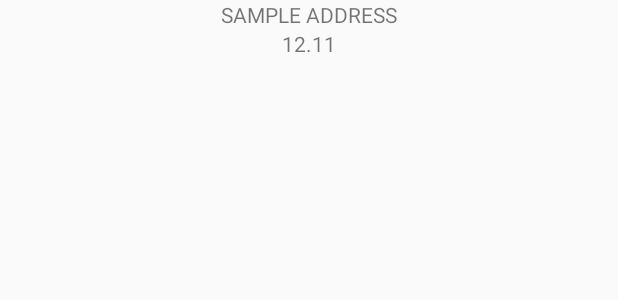
After one commit to yashleo21/LocationSample, an Android app: the layout location_log_item.xml on its own in the app's theme, with its tools: preview values and no code run, on a phone screen of 412 x 824 dp. The commit adds this screen. Shown: the top 300 px of the screen. Run offline under Robolectric (Android 15) with nearby library versions, the phone set to English and light mode, and no system bars.

Commit message:
Added a RecyclerView to display location logs

```diff
--- /dev/null
+++ b/app/src/main/java/com/emre1s/firstktapp/LocationLog.kt
@@ -0,0 +1,3 @@
+package com.emre1s.firstktapp
+
+data class LocationLog(val latitude: String, val longitude: String, val address: String)
--- /dev/null
+++ b/app/src/main/res/layout/location_log_item.xml
@@ -0,0 +1,43 @@
+<?xml version="1.0" encoding="utf-8"?>
+<LinearLayout xmlns:android="http://schemas.android.com/apk/res/android" xmlns:tools="http://schemas.android.com/tools"
+              android:orientation="vertical"
+              android:layout_width="match_parent"
+              android:layout_height="wrap_content">
+
+
+        <TextView android:layout_width="match_parent"
+                  android:gravity="center"
+                  android:id="@+id/rv_address"
+                  tools:text="SAMPLE ADDRESS"
+                  android:paddingStart="4dp"
+                  android:paddingEnd="4dp"
+                  android:layout_height="wrap_content"/>
+
+    <TextView android:layout_width="match_parent" android:layout_height="wrap_content"
+              android:id="@+id/rv_latitude"
+              android:gravity="center"
+              tools:text="12.11"/>
+
+    <!--<LinearLayout android:layout_width="match_parent"-->
+                  <!--android:orientation="horizontal"-->
+                  <!--android:layout_height="wrap_content">-->
+
+        <!--<TextView android:layout_width="wrap_content" android:layout_height="wrap_content"-->
+                  <!--android:id="@+id/rv_latitude"-->
+                  <!--android:layout_weight="0.1"-->
+                  <!--android:gravity="center"-->
+                  <!--tools:text="12.11"/>-->
+
+        <!--<TextView android:layout_width="wrap_content" android:layout_height="wrap_content"-->
+                  <!--android:id="@+id/rv_longitude"-->
+                  <!--android:layout_weight="0.1"-->
+                  <!--android:gravity="center"-->
+                  <!--tools:text="233.33"/>-->
+
+    <!--</LinearLayout>-->
+
+    <!--<View android:layout_width="match_parent" android:layout_height="1dp"-->
+          <!--android:layout_marginTop="4dp"-->
+          <!--android:layout_marginBottom="4dp"-->
+          <!--android:background="@android:color/darker_gray" />-->
+</LinearLayout>
```
Also changed, not shown: app/src/main/java/com/emre1s/firstktapp/AddressLogAdapter.kt (added, +32 -0 lines), app/src/main/java/com/emre1s/firstktapp/MainActivity.kt (+27 -9 lines), app/src/main/java/com/emre1s/firstktapp/MyLocationListener.kt (+26 -21 lines), app/src/main/res/layout/activity_main.xml (+17 -22 lines).
